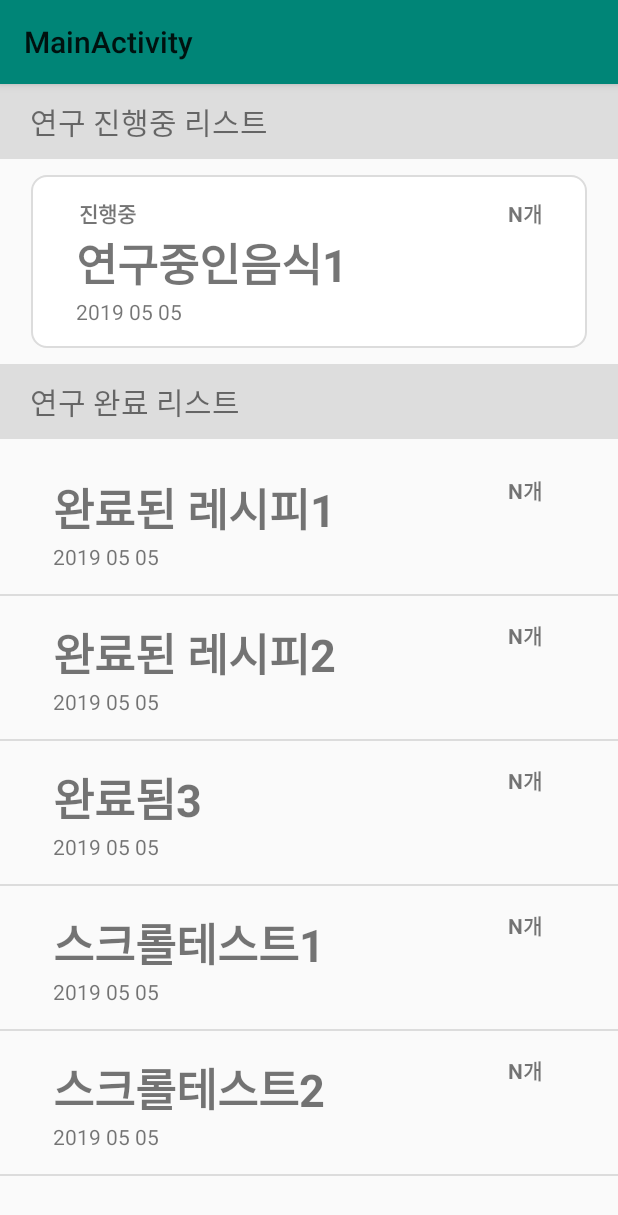
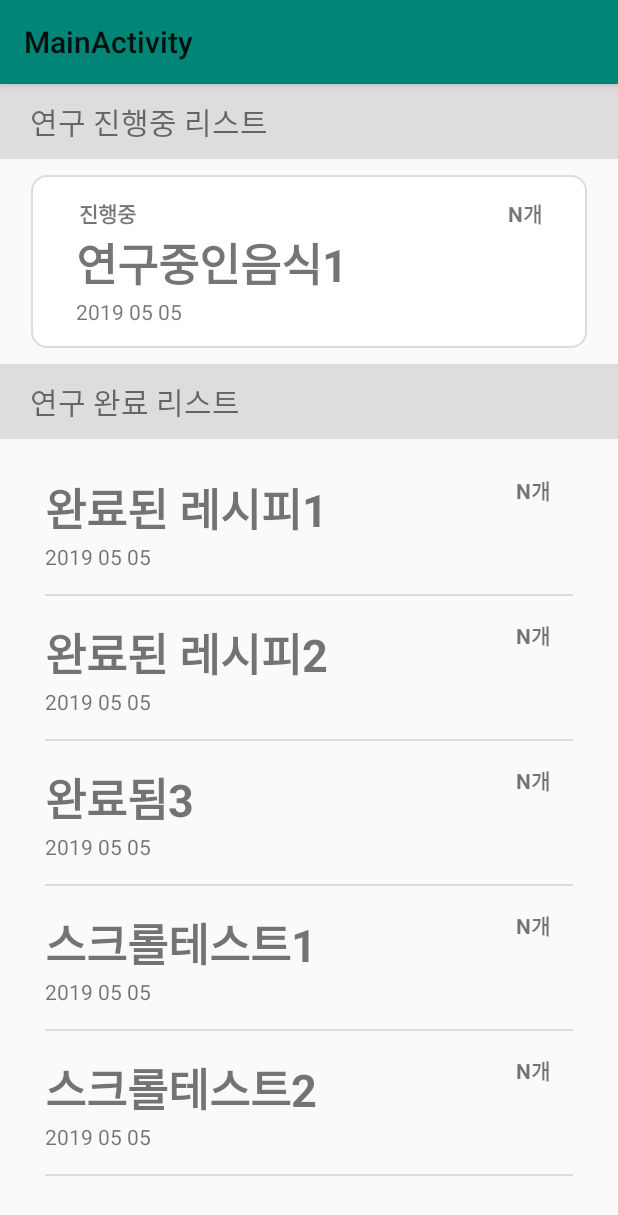
Before and after one commit to mine0697782/2019-MobileProgramming-Group-H, an Android app: the screen it shows after launch (MainActivity), on a phone screen of 412 x 824 dp. Shown: the top 1215 px of the screen. Run offline under Robolectric (Android 15) with nearby library versions, the phone set to English and light mode, and no system bars.

Commit message:
메인액티비티 하단 RecyclerView margin 조절(구분선 위치조정)

```diff
--- a/Android/RecipeLab/app/src/main/res/layout/content_main.xml
+++ b/Android/RecipeLab/app/src/main/res/layout/content_main.xml
@@ -52,7 +52,9 @@
                 <androidx.recyclerview.widget.RecyclerView
                     android:id="@+id/rv_list_research_finished"
                     android:layout_width="match_parent"
-                    android:layout_height="wrap_content" />
+                    android:layout_height="wrap_content"
+                    android:layout_marginStart="30dp"
+                    android:layout_marginEnd="30dp"/>
             </LinearLayout>
         </ScrollView>
     </LinearLayout>
--- a/Android/RecipeLab/app/src/main/res/layout/item_research_list.xml
+++ b/Android/RecipeLab/app/src/main/res/layout/item_research_list.xml
@@ -9,9 +9,8 @@
     <androidx.constraintlayout.widget.ConstraintLayout
         android:layout_width="match_parent"
         android:layout_height="wrap_content"
-        android:layout_marginStart="20dp"
-        android:layout_marginEnd="20dp"
-        android:padding="15dp">
+        android:paddingTop="15dp"
+        android:paddingBottom="15dp">
 
     <TextView
         android:id="@+id/text_research_coffee_name"
```
